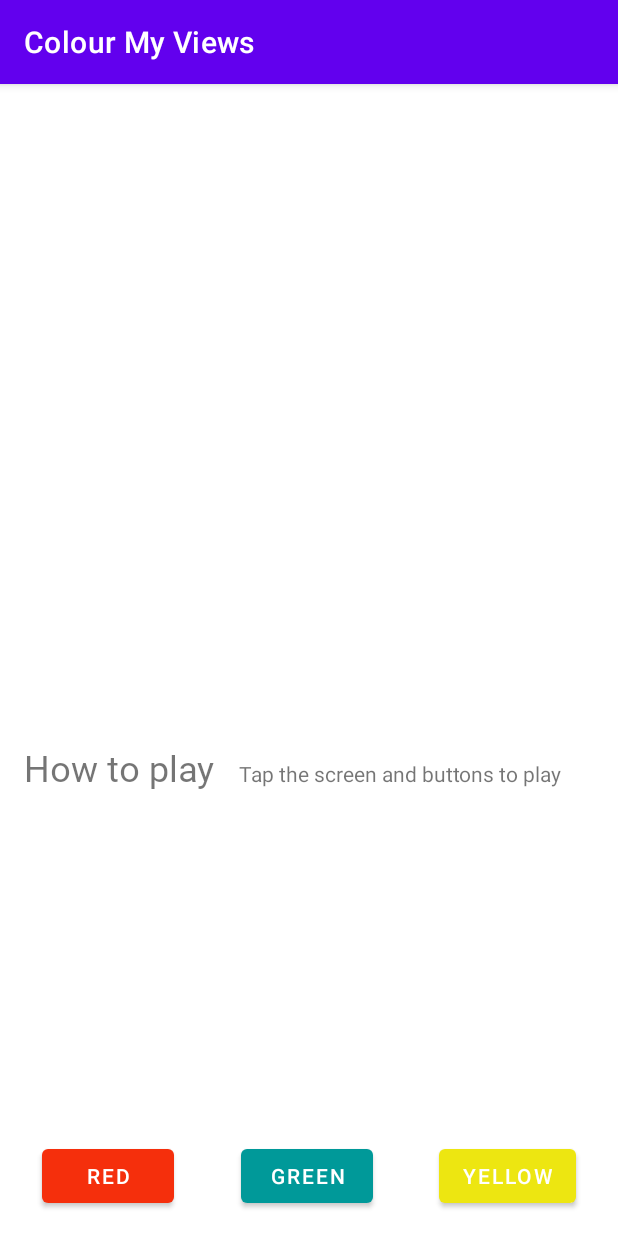
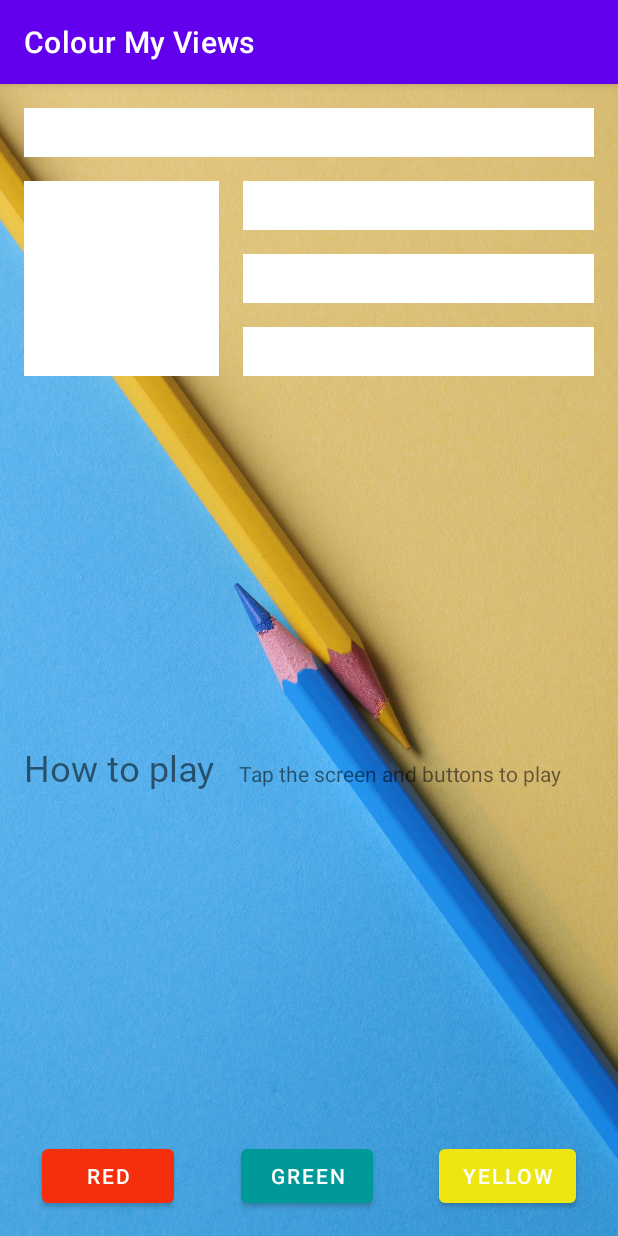
Before and after one commit to ikayz/colour-my-views, an Android app: the screen it shows after launch (MainActivity), on a phone screen of 412 x 824 dp. Run offline under Robolectric (Android 15) with nearby library versions, the phone set to English and light mode, and no system bars.

Commit message:
Add background image to scale in the app

```diff
--- a/app/src/main/res/layout/activity_main.xml
+++ b/app/src/main/res/layout/activity_main.xml
@@ -6,6 +6,15 @@
     android:layout_width="match_parent"
     android:layout_height="match_parent"
     tools:context=".MainActivity">
+
+    <ImageView
+        android:id="@+id/background_image"
+        android:layout_width="wrap_content"
+        android:layout_height="wrap_content"
+        android:scaleType="centerCrop"
+        app:layout_constraintStart_toStartOf="parent"
+        app:srcCompat="@drawable/coloured_pencils_background"
+        tools:layout_editor_absoluteY="0dp" />
 
     <TextView
         android:id="@+id/box_one_text"
```
